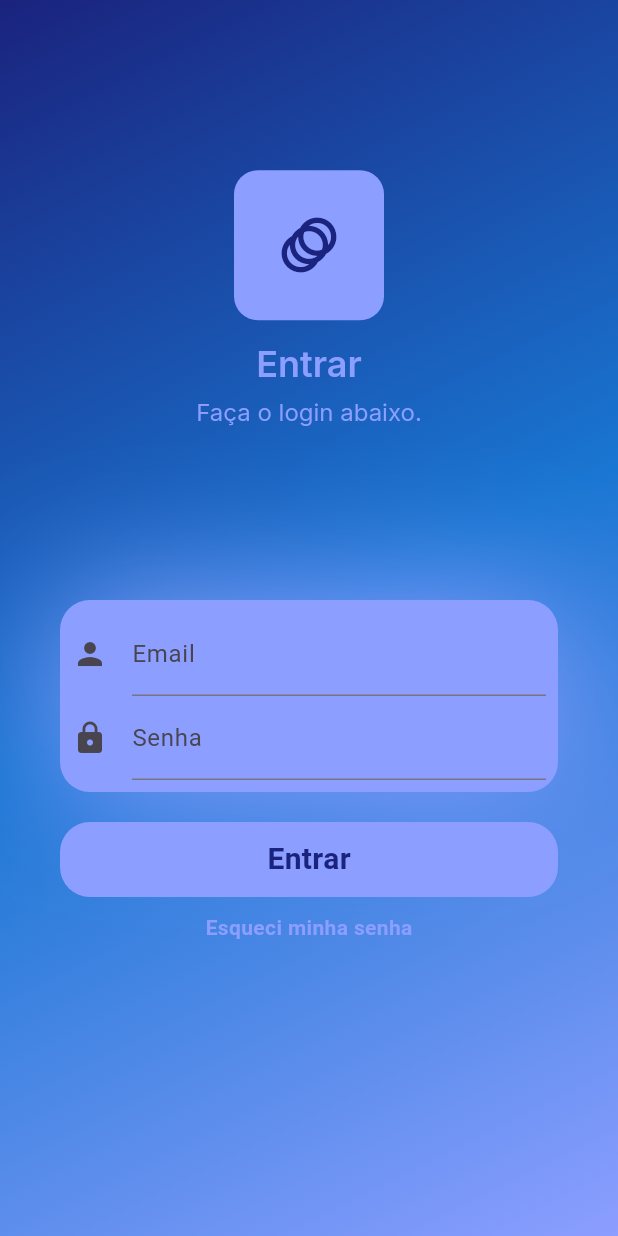
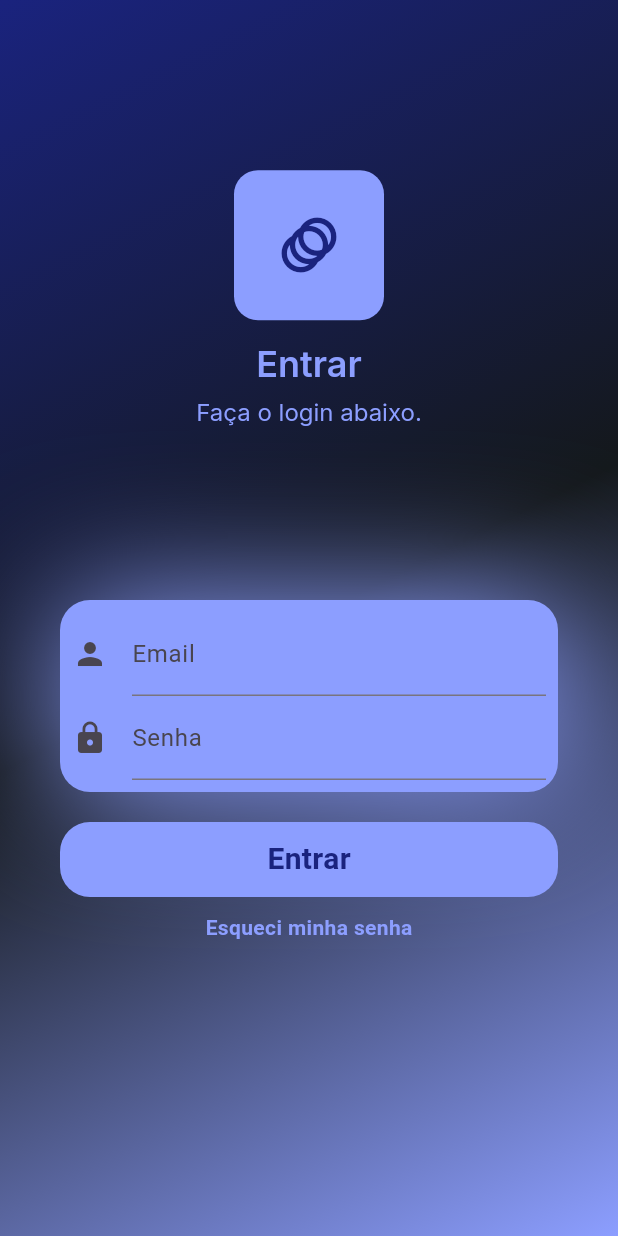
Before and after one commit to rodrignucleo/farm-manager, a Flutter app: the screen it shows after launch, on a phone screen of 412 x 824 dp. Run offline on Flutter 3.47's test engine with Material 3 defaults, Android fonts, the phone set to English and light mode, and no system bars; our stand-ins replace cloud_firestore, firebase_auth, firebase_core, flutter_keyboard_visibility, flutter_spinkit, font_awesome_flutter and 3 more; accounts and stored records are empty.

Commit message:
add new theme

```diff
--- a/lib/utils/theme/theme.dart
+++ b/lib/utils/theme/theme.dart
@@ -9,5 +9,6 @@
     primaryColor: const Color(0xFF8C9EFF),
     canvasColor: const Color(0xFF1A237E),
     scaffoldBackgroundColor: const Color(0xFF14181B),
+    primaryColorDark: const Color.fromRGBO(20, 24, 27, 1),
   );
 }
```
